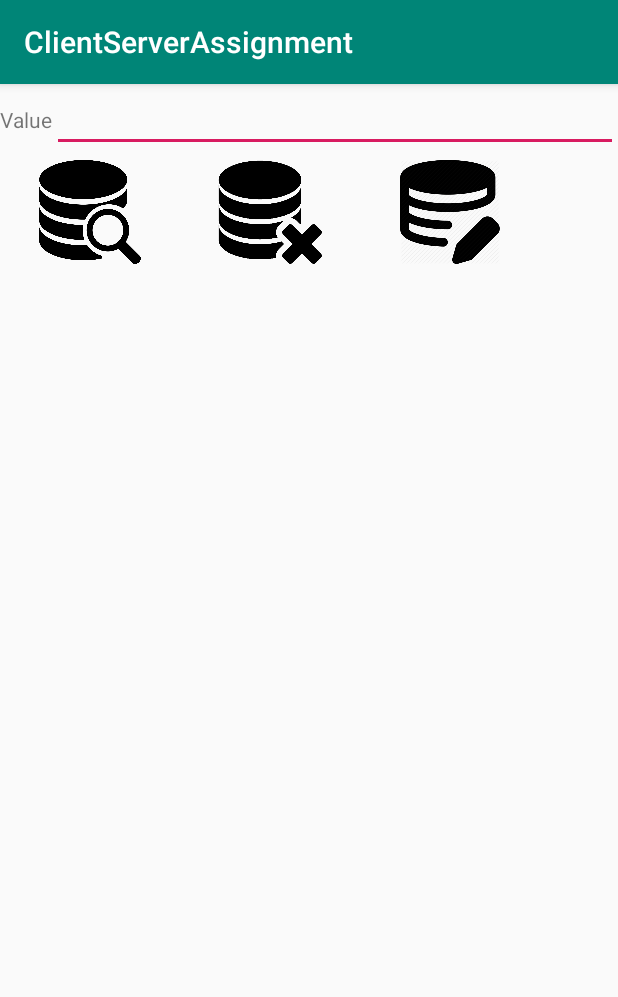
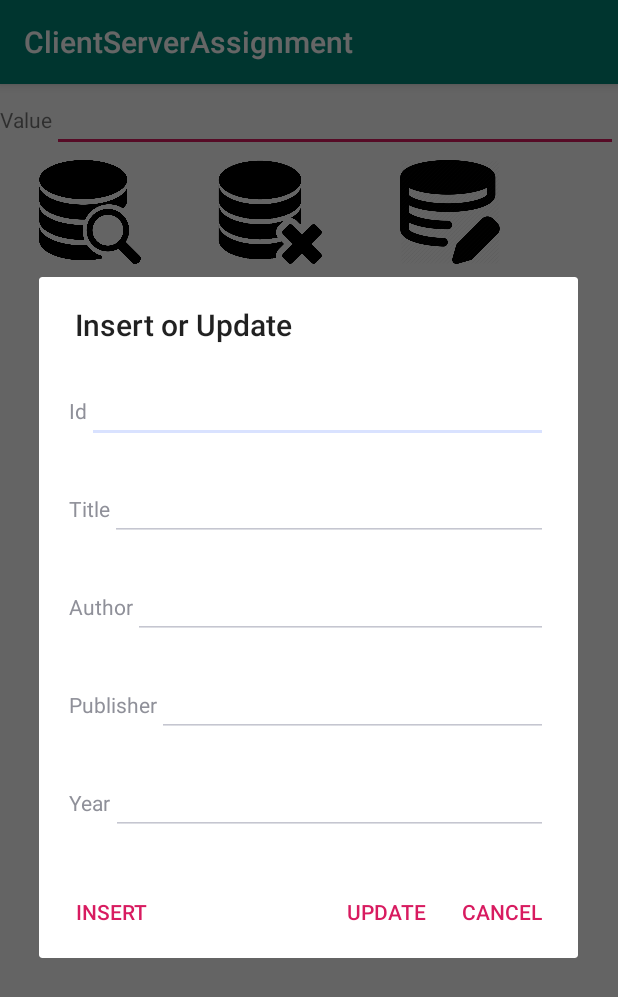
Before and after one commit to filipeamorais/ee654mobilecomputingclientserverassignment, an Android app: the screen it shows after launch (MainActivity), after a tap on an icon or button, on a phone screen of 412 x 824 dp. Shown: the top 997 px of the screen. Run offline under Robolectric (Android 15) with nearby library versions, the phone set to English and light mode, and no system bars; libraries missing offline, so code that uses them is left out: com.example.serverclientassignment; 1 statement that could not run was skipped.

Commit message:
added: codes for editing and adding, all fully function now. CODE FULLY WORKING

```diff
--- a/app/src/main/java/com/example/clientserverassignment/MainActivity.java
+++ b/app/src/main/java/com/example/clientserverassignment/MainActivity.java
@@ -11,6 +11,7 @@ import android.content.ServiceConnection;
 import android.os.Bundle;
 import android.os.IBinder;
 import android.os.RemoteException;
+import android.view.LayoutInflater;
 import android.view.View;
 import android.widget.EditText;
 import android.widget.ImageView;
@@ -43,7 +44,8 @@ public class MainActivity extends AppCompatActivity {
         editDatabaseImageView.setImageResource(R.drawable.database_edit);
         ImageView deleteDatabaseImageView = this.findViewById(R.id.deleteDatabaseImageView);
         deleteDatabaseImageView.setImageResource(R.drawable.database_delete);
-        //creating the dialogs with the options
+
+        //search button
         viewDatabaseImageView.setOnClickListener(new View.OnClickListener() {
             @Override
             public void onClick(View v) {
@@ -87,6 +89,7 @@ public class MainActivity extends AppCompatActivity {
 
         });
 
+        //delete button
         deleteDatabaseImageView.setOnClickListener(new View.OnClickListener() {
                                                        @Override
                                                        public void onClick(View v) {
@@ -124,13 +127,107 @@ public class MainActivity extends AppCompatActivity {
                        });
 
                AlertDialog dialog = alertdialogbuilder.create();
-               dialog.show();
-                                                       }
+               dialog.show(); }
+        });
+
+        editDatabaseImageView.setOnClickListener(new View.OnClickListener() {
+            @Override
+            public void onClick(View v) {
+                AlertDialog.Builder alertdialogbuilder =
+                        new AlertDialog.Builder(MainActivity.this);
+                alertdialogbuilder.setTitle("Insert or Update");
+                LayoutInflater li = LayoutInflater.from(
+                        getApplicationContext());
+                View promptsView = li.inflate(
+                        R.layout.get_editing_data, null);
+                alertdialogbuilder.setView(promptsView);
+
+                final EditText idBook = (EditText) promptsView
+                        .findViewById(R.id.editTextId);
+                final EditText titleBook = (EditText) promptsView
+                        .findViewById(R.id.editTextTitle);
+                final EditText authorBook = (EditText) promptsView
+                        .findViewById(R.id.editTextAuthor);
+                final EditText publisherBook = (EditText) promptsView
+                        .findViewById(R.id.editTextPublisher);
+                final EditText yearBook = (EditText) promptsView
+                        .findViewById(R.id.editTextYear);
+
+                alertdialogbuilder.setNeutralButton("INSERT",
+                        new DialogInterface.OnClickListener() {
+                            public void onClick(DialogInterface dialog,
+                                                int id) {
+                                //code for the database operation
+                                try {
+                                    String bookId = idBook.getText().toString();
+                                    String bookTitle= titleBook.getText().toString();
+                                    String bookAuthor = authorBook.getText().toString();
+                                    String bookPublisher = publisherBook.getText().toString();
+                                    String bookYear = yearBook.getText().toString();
+                                    //if (editTextValue.getText().toString().trim().length() == 0) {argument="0";}
+                                    String str = service.insertCommand(createBookObj(bookId, bookTitle, bookAuthor, bookPublisher, bookYear));
+                                    textViewResult.setText(str);
+                                } catch (RemoteException e) {e.printStackTrace();}
+                            }
+                        });
+
+                alertdialogbuilder.setNegativeButton("UPDATE",
+                        new DialogInterface.OnClickListener() {
+                            public void onClick(DialogInterface dialog,
+                                                int id) {
+                                //code for the database operation
+                                try {
+                                    String bookId = idBook.getText().toString();
+                                    String bookTitle= titleBook.getText().toString();
+                                    String bookAuthor = authorBook.getText().toString();
+                                    String bookPublisher = publisherBook.getText().toString();
+                                    String bookYear = yearBook.getText().toString();
+                                    //if (editTextValue.getText().toString().trim().length() == 0) {argument="0";}
+                                    String str = service.updateCommand(createBookObj(bookId, bookTitle, bookAuthor, bookPublisher, bookYear));
+                                    textViewResult.setText(str);
+                                } catch (RemoteException e) {e.printStackTrace();}
+                            }
+
+                });
+
+                alertdialogbuilder.setPositiveButton("CANCEL",
+                        new DialogInterface.OnClickListener() {
+                            public void onClick(DialogInterface dialog,
+                                                int id) {
+                                // User cancelled the dialog
+                            }
+                        });
+
+//                alertdialogbuilder.setSingleChoiceItems(fieldOptions, 0,
+////                        new DialogInterface.OnClickListener() {
+////                            @Override
+////                            public void onClick(DialogInterface dialog,
+////                                                int which) {
+////                                Toast.makeText(getBaseContext(), fieldOptions[which]+ " selected", Toast.LENGTH_SHORT).show();
+////                                whichAttribute = which;
+////                            }
+////                        });
+
+                AlertDialog dialog = alertdialogbuilder.create();
+                dialog.show();
+            }
 
 
-                                                   });
+        });
         //initiating connection to the server
         initConnection();
+    }
+
+    public Book createBookObj(String bookId, String bookTitle, String bookAuthor, String bookPublisher, String bookYear) {
+        int stringId = Integer.parseInt(bookId);
+//        String stringTitle = title.getText().toString();
+//        String stringAuthor = author.getText().toString();
+//        String stringPublisher = publisher.getText().toString();
+//        String stringYear = year.getText().toString();
+
+        Book filledBook = new Book(stringId, bookTitle, bookAuthor, bookPublisher, bookYear);
+
+        return filledBook;
     }
 
     void initConnection(){
--- /dev/null
+++ b/app/src/main/res/layout/get_editing_data.xml
@@ -0,0 +1,89 @@
+<?xml version="1.0" encoding="utf-8"?>
+<LinearLayout xmlns:android=
+    "http://schemas.android.com/apk/res/android"
+    android:id="@+id/layout_root"
+    android:layout_width="fill_parent"
+    android:layout_height="wrap_content"
+    android:orientation="vertical"
+    android:padding="10dp" >
+    <LinearLayout xmlns:android=
+        "http://schemas.android.com/apk/res/android"
+        android:layout_width="fill_parent"
+        android:layout_height="wrap_content"
+        android:orientation="horizontal"
+        android:padding="10dp" >
+    <TextView
+        android:id="@+id/texViewValue"
+        android:layout_width="wrap_content"
+        android:layout_height="wrap_content"
+        android:text="Id"/>
+    <EditText
+        android:id="@+id/editTextId"
+        android:layout_width="match_parent"
+        android:layout_height="wrap_content"/>
+    </LinearLayout>
+    <LinearLayout xmlns:android=
+        "http://schemas.android.com/apk/res/android"
+        android:layout_width="fill_parent"
+        android:layout_height="wrap_content"
+        android:orientation="horizontal"
+        android:padding="10dp" >
+    <TextView
+        android:id="@+id/texViewTitle"
+        android:layout_width="wrap_content"
+        android:layout_height="wrap_content"
+        android:text="Title"/>
+    <EditText
+        android:id="@+id/editTextTitle"
+        android:layout_width="match_parent"
+        android:layout_height="wrap_content"/>
+    </LinearLayout>
+    <LinearLayout xmlns:android=
+        "http://schemas.android.com/apk/res/android"
+        android:layout_width="fill_parent"
+        android:layout_height="wrap_content"
+        android:orientation="horizontal"
+        android:padding="10dp" >
+    <TextView
+        android:id="@+id/texViewAuthor"
+        android:layout_width="wrap_content"
+        android:layout_height="wrap_content"
+        android:text="Author"/>
+    <EditText
+        android:id="@+id/editTextAuthor"
+        android:layout_width="match_parent"
+        android:layout_height="wrap_content"/>
+    </LinearLayout>
+    <LinearLayout xmlns:android=
+        "http://schemas.android.com/apk/res/android"
+        android:layout_width="fill_parent"
+        android:layout_height="wrap_content"
+        android:orientation="horizontal"
+        android:padding="10dp" >
+    <TextView
+        android:id="@+id/texViewPublisher"
+        android:layout_width="wrap_content"
+        android:layout_height="wrap_content"
+        android:text="Publisher"/>
+    <EditText
+        android:id="@+id/editTextPublisher"
+        android:layout_width="match_parent"
+        android:layout_height="wrap_content"/>
+    </LinearLayout>
+    <LinearLayout xmlns:android=
+        "http://schemas.android.com/apk/res/android"
+        android:layout_width="fill_parent"
+        android:layout_height="wrap_content"
+        android:orientation="horizontal"
+        android:padding="10dp" >
+    <TextView
+        android:id="@+id/texViewYear"
+        android:layout_width="wrap_content"
+        android:layout_height="wrap_content"
+        android:text="Year"/>
+    <EditText
+        android:id="@+id/editTextYear"
+        android:layout_width="match_parent"
+        android:layout_height="wrap_content"/>
+    </LinearLayout>
+</LinearLayout>
```
Also changed, not shown: app/src/main/aidl/com/example/serverclientassignment/IMyAidlInterface.aidl.
